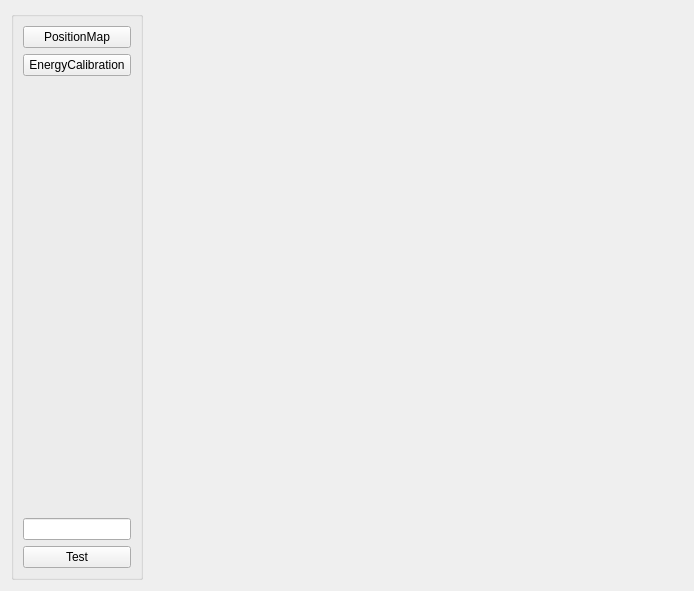
The window that ui/maincalibration.ui (h378915980/client) describes before a commit, drawn with Qt 5.
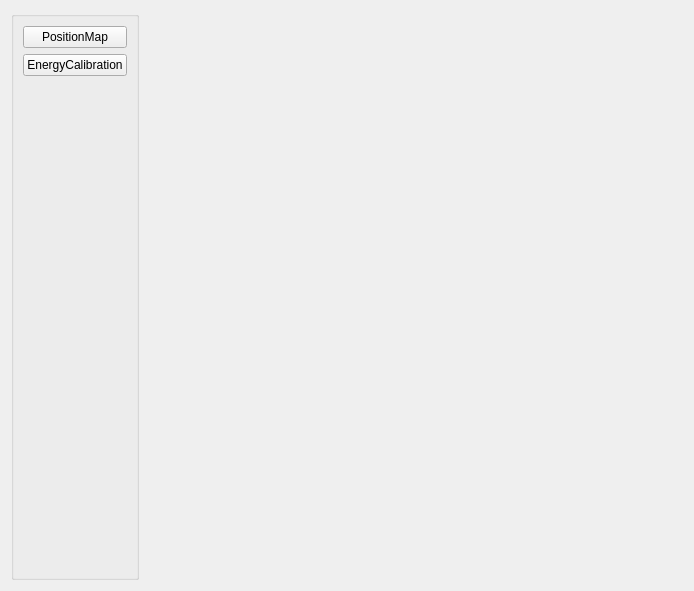
The same window after the commit.

```diff
--- a/ui/maincalibration.ui
+++ b/ui/maincalibration.ui
@@ -53,16 +53,6 @@
         </property>
        </spacer>
       </item>
-      <item>
-       <widget class="QLineEdit" name="lineEdit"/>
-      </item>
-      <item>
-       <widget class="QPushButton" name="pushButton">
-        <property name="text">
-         <string>Test</string>
-        </property>
-       </widget>
-      </item>
      </layout>
     </widget>
    </item>
```
